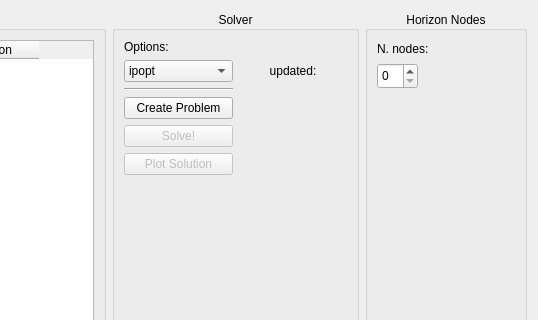
First picture: the form in horizon_gui/ui/widget1.ui, repository FrancescoRuscelli/horizon, before the edit; both pictures show x 884 to 1422 and y 0 to 320 of the 1422 by 804 pixel window.
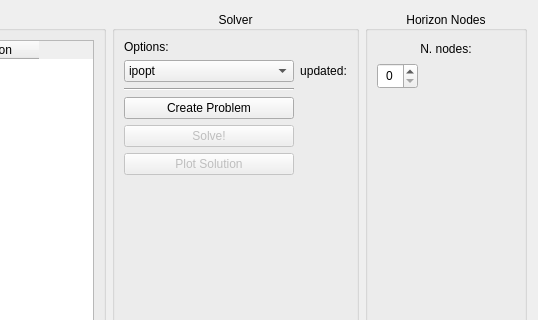
Second picture: the form after the edit. Icons and pictures are not drawn. Custom widgets are drawn as their Qt base class.

Diff of the .ui file:
```diff
--- a/horizon_gui/ui/widget1.ui
+++ b/horizon_gui/ui/widget1.ui
@@ -386,7 +386,7 @@
           <item row="3" column="1">
            <widget class="LedIndicator" name="ledCreate" native="true">
             <property name="sizePolicy">
-             <sizepolicy hsizetype="Minimum" vsizetype="Minimum">
+             <sizepolicy hsizetype="Preferred" vsizetype="Preferred">
               <horstretch>0</horstretch>
               <verstretch>0</verstretch>
              </sizepolicy>
@@ -474,6 +474,12 @@
           </item>
           <item row="1" column="1">
            <widget class="QLabel" name="label_3">
+            <property name="sizePolicy">
+             <sizepolicy hsizetype="Fixed" vsizetype="Fixed">
+              <horstretch>0</horstretch>
+              <verstretch>0</verstretch>
+             </sizepolicy>
+            </property>
             <property name="text">
              <string>updated:</string>
             </property>
@@ -517,6 +523,9 @@
             <property name="text">
              <string>N. nodes:</string>
             </property>
+            <property name="alignment">
+             <set>Qt::AlignCenter</set>
+            </property>
            </widget>
           </item>
           <item>
@@ -533,6 +542,9 @@
               <height>26</height>
              </size>
             </property>
+            <property name="alignment">
+             <set>Qt::AlignCenter</set>
+            </property>
            </widget>
           </item>
           <item>
```
Left out of the diff: 10 changed lines with no effect on the pictures.
